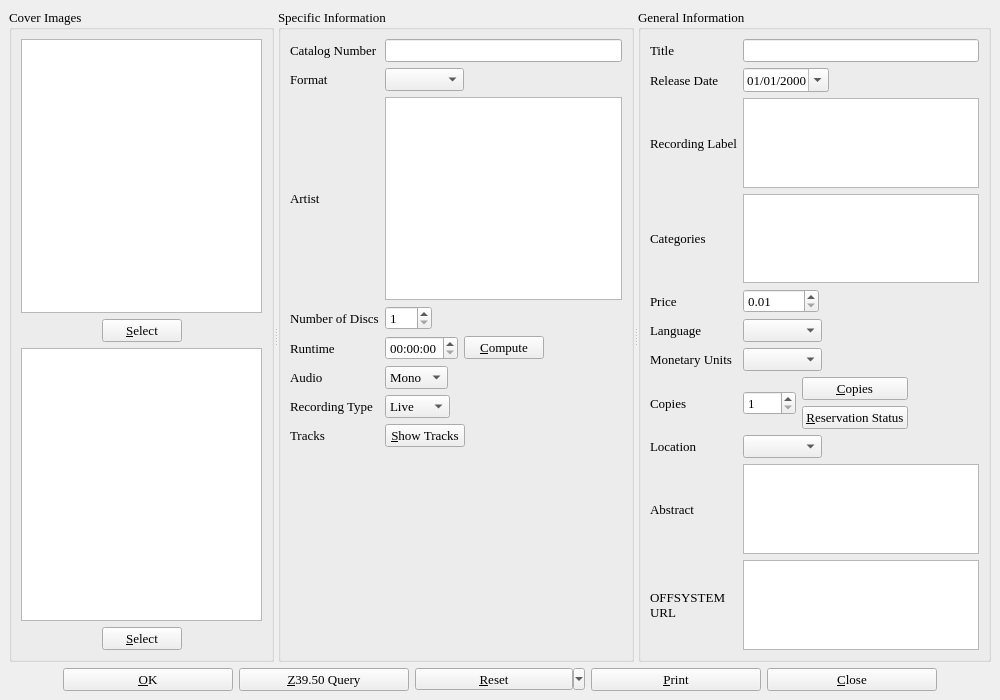
The window that cdinfo.ui (textbrowser/biblioteq) describes before a commit, drawn with Qt 5.
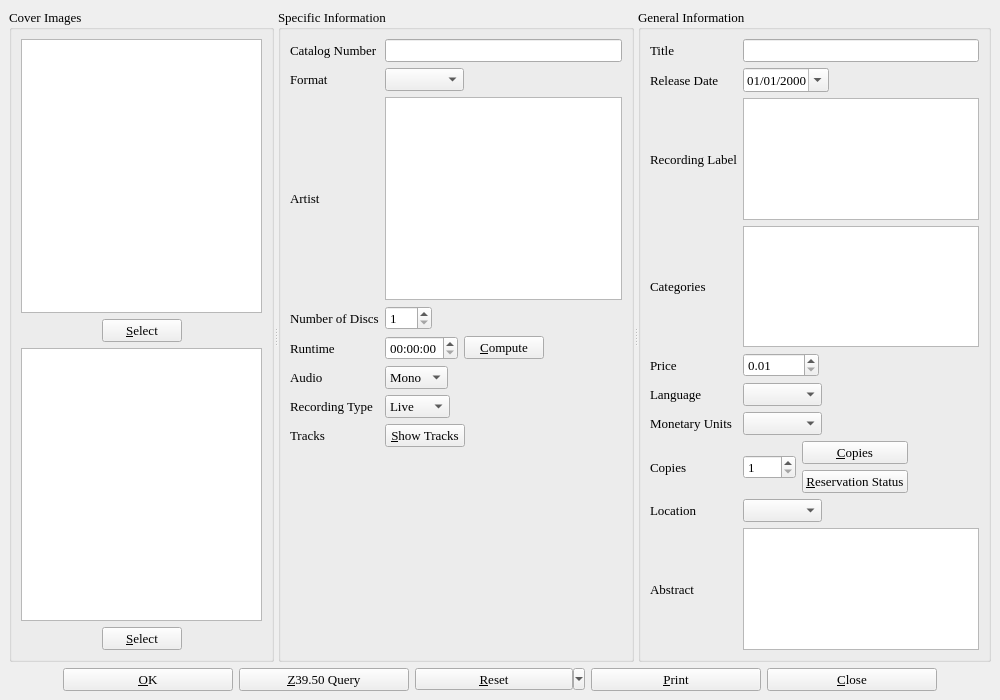
The same window after the commit. Icons and pictures are not drawn. Custom widgets are drawn as their Qt base class.

Commit message: Created the 6.22.d branch directory. Version 6.30 will be without Offsystem.

Patch:
```diff
--- a/cdinfo.ui
+++ b/cdinfo.ui
@@ -987,27 +987,6 @@
           </property>
          </widget>
         </item>
-        <item row="10" column="0" >
-         <widget class="QLabel" name="label_19" >
-          <property name="text" >
-           <string>OFFSYSTEM
-URL</string>
-          </property>
-         </widget>
-        </item>
-        <item row="10" column="1" >
-         <widget class="QTextBrowser" name="url" >
-          <property name="readOnly" >
-           <bool>false</bool>
-          </property>
-          <property name="textInteractionFlags" >
-           <set>Qt::LinksAccessibleByKeyboard|Qt::LinksAccessibleByMouse|Qt::TextBrowserInteraction|Qt::TextEditable|Qt::TextEditorInteraction|Qt::TextSelectableByKeyboard|Qt::TextSelectableByMouse</set>
-          </property>
-          <property name="openExternalLinks" >
-           <bool>true</bool>
-          </property>
-         </widget>
-        </item>
         <item row="3" column="1" >
          <widget class="hyperlinked_text_edit" name="category" >
           <property name="readOnly" >
```
Left out of the diff: 1 changed line with no effect on the pictures. The commit also changes 161 other files.
